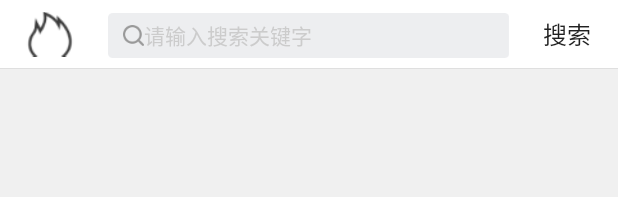
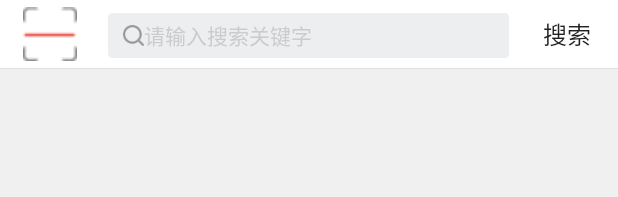
Before and after one commit to foxcode7/kandouwo, an Android app: the layout fragment_search.xml on its own in the app's theme, with its tools: preview values and no code run, on a phone screen of 412 x 824 dp. Shown: the top 197 px of the screen. Run offline under Robolectric (Android 15) with nearby library versions, the phone set to English and light mode, and no system bars; plain views replace CirclePageIndicator.

Commit message:
改了一些主题性的小素材吧

```diff
--- a/app/src/main/res/layout/fragment_search.xml
+++ b/app/src/main/res/layout/fragment_search.xml
@@ -14,7 +14,7 @@
 
         <ImageView
             android:id="@+id/camera"
-            android:src="@drawable/tab_hot_normal"
+            android:src="@drawable/barcode_scan"
             android:layout_width="0dp"
             android:layout_height="match_parent"
             android:layout_weight="1"
```
Also changed, not shown: app/src/main/res/drawable-hdpi/ic_launcher.png (deleted), app/src/main/res/drawable-mdpi/ic_launcher.png, app/src/main/res/drawable-xhdpi/barcode_scan.png (added), app/src/main/res/drawable-xhdpi/bg_bottom_tab_pressed.png, app/src/main/res/drawable-xhdpi/ic_launcher.png, app/src/main/res/drawable-xhdpi/tab_home_normal.png, app/src/main/res/drawable-xhdpi/tab_home_selected.png, app/src/main/res/drawable-xhdpi/tab_hot_normal.png, app/src/main/res/drawable-xhdpi/tab_hot_select.png, app/src/main/res/drawable-xhdpi/tab_search_normal.png, app/src/main/res/drawable-xhdpi/tab_search_selected.png, app/src/main/res/drawable-xhdpi/tab_usercenter_normal.png, app/src/main/res/drawable-xhdpi/tab_usercenter_select.png, app/src/main/res/drawable-xxhdpi/ic_launcher.png, 1 more files.
